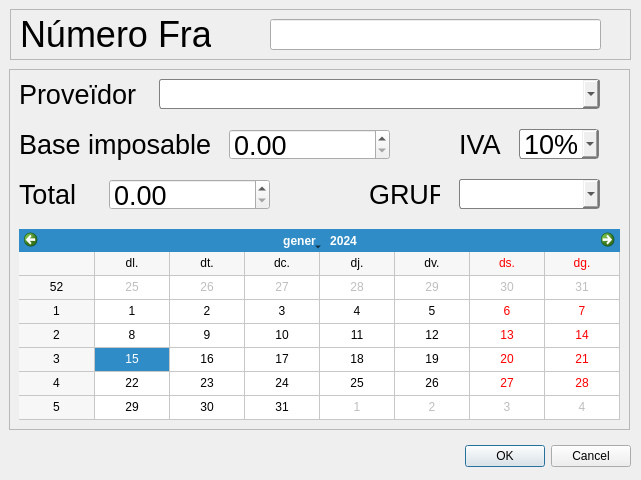
This is templates/invoice.ui in francescpuig7/cash as Qt 5 draws it before an edit. The edited form follows.
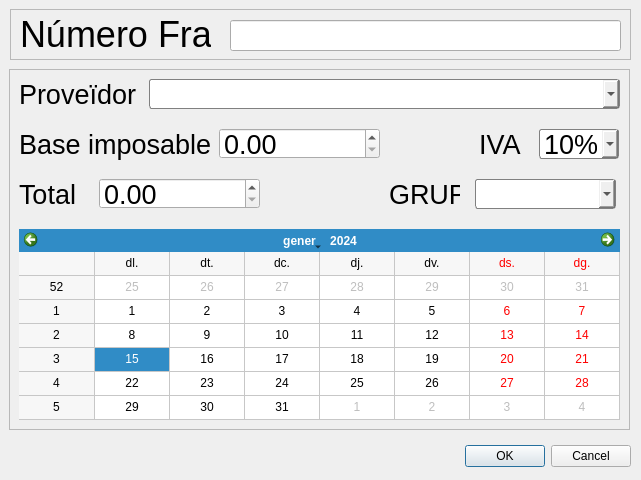
This is the edited form.

What changed in the file:
```diff
--- a/templates/invoice.ui
+++ b/templates/invoice.ui
@@ -42,14 +42,14 @@
     <enum>QFrame::StyledPanel</enum>
    </property>
    <property name="frameShadow">
-    <enum>QFrame::Raised</enum>
+    <enum>QFrame::Plain</enum>
    </property>
    <widget class="QComboBox" name="combobox_partner">
     <property name="geometry">
      <rect>
-      <x>150</x>
+      <x>140</x>
       <y>10</y>
-      <width>441</width>
+      <width>471</width>
       <height>30</height>
      </rect>
     </property>
@@ -162,7 +162,7 @@
    <widget class="QLabel" name="label_4">
     <property name="geometry">
      <rect>
-      <x>450</x>
+      <x>470</x>
       <y>60</y>
       <width>61</width>
       <height>31</height>
@@ -198,8 +198,8 @@
    <widget class="QDoubleSpinBox" name="label_base_imposable">
     <property name="geometry">
      <rect>
-      <x>220</x>
-      <y>60</y>
+      <x>210</x>
+      <y>59</y>
       <width>161</width>
       <height>31</height>
      </rect>
@@ -219,8 +219,8 @@
    <widget class="QDoubleSpinBox" name="label_total">
     <property name="geometry">
      <rect>
-      <x>100</x>
-      <y>110</y>
+      <x>90</x>
+      <y>109</y>
       <width>161</width>
       <height>31</height>
      </rect>
@@ -237,7 +237,7 @@
    <widget class="QComboBox" name="combobox_iva">
     <property name="geometry">
      <rect>
-      <x>510</x>
+      <x>530</x>
       <y>60</y>
       <width>80</width>
       <height>30</height>
@@ -279,7 +279,7 @@
    <widget class="QComboBox" name="combobox_group">
     <property name="geometry">
      <rect>
-      <x>450</x>
+      <x>466</x>
       <y>110</y>
       <width>141</width>
       <height>30</height>
@@ -302,7 +302,7 @@
    <widget class="QLabel" name="label_6">
     <property name="geometry">
      <rect>
-      <x>360</x>
+      <x>380</x>
       <y>110</y>
       <width>71</width>
       <height>31</height>
@@ -331,7 +331,7 @@
     <enum>QFrame::StyledPanel</enum>
    </property>
    <property name="frameShadow">
-    <enum>QFrame::Raised</enum>
+    <enum>QFrame::Plain</enum>
    </property>
    <widget class="QLabel" name="label">
     <property name="geometry">
@@ -354,9 +354,9 @@
    <widget class="QLineEdit" name="label_invoice_number">
     <property name="geometry">
      <rect>
-      <x>260</x>
-      <y>10</y>
-      <width>331</width>
+      <x>220</x>
+      <y>11</y>
+      <width>391</width>
       <height>31</height>
      </rect>
     </property>
```
